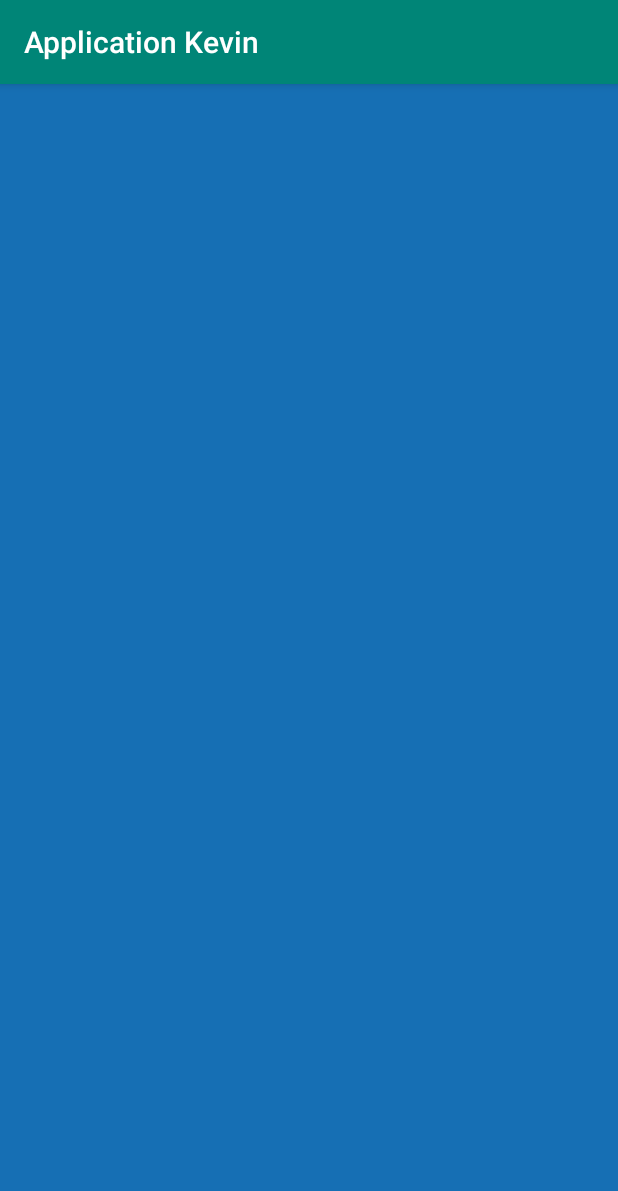
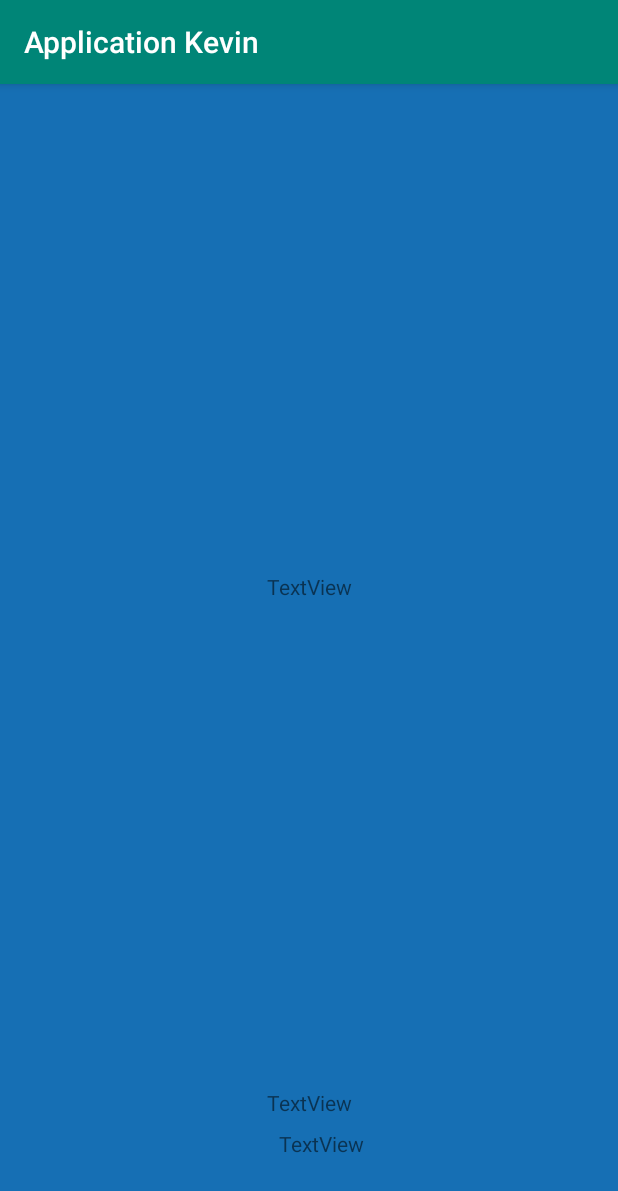
Before and after one commit to kevin-villette/ApplicationKevin, an Android app: the SecondActivity screen opened directly, with no data from a screen before it, on a phone screen of 412 x 824 dp. Shown: the top 1191 px of the screen. Run offline under Robolectric (Android 15) with nearby library versions, the phone set to English and light mode, and no system bars; 3 statements that could not run were skipped.

Commit message:
second activity

```diff
--- a/app/src/main/java/com/example/applicationkevin/Controller/MainController.java
+++ b/app/src/main/java/com/example/applicationkevin/Controller/MainController.java
@@ -1,7 +1,6 @@
 package com.example.applicationkevin.Controller;
 
 import com.example.applicationkevin.Model.Beer;
-import com.example.applicationkevin.Model.RestBeerResponse;
 import com.example.applicationkevin.RestApiBeer;
 import com.example.applicationkevin.View.MainActivity;
 
--- a/app/src/main/java/com/example/applicationkevin/Model/Beer.java
+++ b/app/src/main/java/com/example/applicationkevin/Model/Beer.java
@@ -4,6 +4,7 @@ public class Beer {
     private String name;
     private String description;
     private Integer id;
+    private String tagline;
 
     public String getName() {
         return name;
@@ -16,4 +17,6 @@ public class Beer {
     public Integer getId() {
         return id;
     }
+
+    public String getTagline() {return tagline;}
 }
--- a/app/src/main/java/com/example/applicationkevin/RestApiBeer.java
+++ b/app/src/main/java/com/example/applicationkevin/RestApiBeer.java
@@ -1,7 +1,6 @@
 package com.example.applicationkevin;
 
 import com.example.applicationkevin.Model.Beer;
-import com.example.applicationkevin.Model.RestBeerResponse;
 
 import java.util.List;
 
--- a/app/src/main/java/com/example/applicationkevin/View/MainActivity.java
+++ b/app/src/main/java/com/example/applicationkevin/View/MainActivity.java
@@ -46,7 +46,7 @@ public class MainActivity extends AppCompatActivity {
         recyclerView.setLayoutManager(layoutManager);
         // define an adapter
         //Instanciation de mAdapter
-        mAdapter = new MyAdapter(beerList);
+        mAdapter = new MyAdapter(beerList, this);
         recyclerView.setAdapter(mAdapter);
     }
 
--- a/app/src/main/java/com/example/applicationkevin/View/SecondActivity.java
+++ b/app/src/main/java/com/example/applicationkevin/View/SecondActivity.java
@@ -2,14 +2,32 @@ package com.example.applicationkevin.View;
 
 import android.support.v7.app.AppCompatActivity;
 import android.os.Bundle;
+import android.widget.TextView;
 
+import java.util.ArrayList;
 import com.example.applicationkevin.R;
 
 public class SecondActivity extends AppCompatActivity {
+
+    private static final String SelectedBeer = "selected_beer";
 
     @Override
     protected void onCreate(Bundle savedInstanceState) {
         super.onCreate(savedInstanceState);
         setContentView(R.layout.activity_second);
+        showDescription();
+    }
+
+    private void showDescription() {
+
+        TextView descriptionView =findViewById(R.id.description);
+        TextView otherView =findViewById(R.id.other);
+        TextView titleView = findViewById(R.id.title);
+
+        ArrayList<String> beer = getIntent().getStringArrayListExtra(SelectedBeer);
+
+        titleView.setText(beer.get(0));
+        descriptionView.setText(beer.get(1));
+        otherView.setText(beer.get(2));
     }
 }
--- a/app/src/main/res/layout/activity_second.xml
+++ b/app/src/main/res/layout/activity_second.xml
@@ -8,4 +8,47 @@
     android:background="@color/screenBackground">
 
 
+    <TextView
+        android:id="@+id/description"
+        android:layout_width="wrap_content"
+        android:layout_height="wrap_content"
+        android:layout_marginStart="8dp"
+        android:layout_marginLeft="8dp"
+        android:layout_marginTop="8dp"
+        android:layout_marginEnd="8dp"
+        android:layout_marginRight="8dp"
+        android:layout_marginBottom="8dp"
+        android:text="TextView"
+        app:layout_constraintBottom_toTopOf="@+id/title"
+        app:layout_constraintEnd_toEndOf="parent"
+        app:layout_constraintStart_toStartOf="parent"
+        app:layout_constraintTop_toTopOf="parent" />
+
+    <TextView
+        android:id="@+id/title"
+        android:layout_width="wrap_content"
+        android:layout_height="wrap_content"
+        android:layout_marginStart="8dp"
+        android:layout_marginLeft="8dp"
+        android:layout_marginEnd="8dp"
+        android:layout_marginRight="8dp"
+        android:layout_marginBottom="8dp"
+        android:text="TextView"
+        app:layout_constraintBottom_toTopOf="@+id/other"
+        app:layout_constraintEnd_toEndOf="parent"
+        app:layout_constraintStart_toStartOf="parent" />
+
+    <TextView
+        android:id="@+id/other"
+        android:layout_width="wrap_content"
+        android:layout_height="wrap_content"
+        android:layout_marginStart="24dp"
+        android:layout_marginLeft="24dp"
+        android:layout_marginEnd="8dp"
+        android:layout_marginRight="8dp"
+        android:layout_marginBottom="52dp"
+        android:text="TextView"
+        app:layout_constraintBottom_toBottomOf="parent"
+        app:layout_constraintEnd_toEndOf="parent"
+        app:layout_constraintStart_toStartOf="parent" />
 </android.support.constraint.ConstraintLayout>
```
Also changed, not shown: app/src/main/java/com/example/applicationkevin/Model/RestBeerResponse.java (deleted, +0 -22 lines), app/src/main/java/com/example/applicationkevin/View/MyAdapter.java (+23 -6 lines), app/src/main/res/layout/activity_main.xml (+0 -10 lines), app/src/main/AndroidManifest.xml (line endings or trailing spaces), app/src/main/res/mipmap-hdpi/ic_launcher.png, app/src/main/res/mipmap-mdpi/ic_launcher.png, app/src/main/res/mipmap-xhdpi/ic_launcher.png, app/src/main/res/mipmap-xxhdpi/ic_launcher.png, app/src/main/res/mipmap-xxxhdpi/ic_launcher.png.
